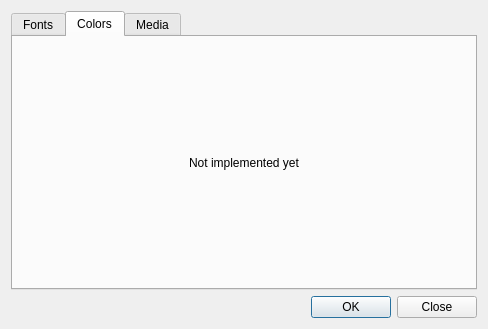
First picture: the form in src/qtadsconfdialog.ui, repository realnc/qtads, before the edit.
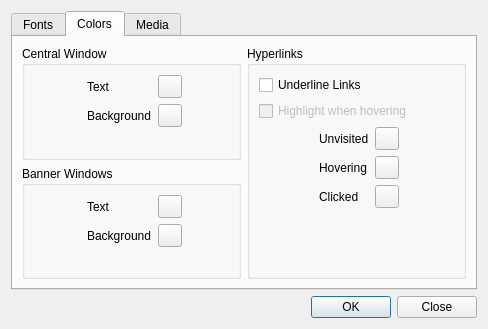
Second picture: the form after the edit. The open tabs and pages were chosen to show the change.

Commit message: Implement configurable colors

Diff of the .ui file:
```diff
--- a/src/qtadsconfdialog.ui
+++ b/src/qtadsconfdialog.ui
@@ -236,15 +236,160 @@
       <attribute name="title">
        <string>Colors</string>
       </attribute>
-      <layout class="QVBoxLayout" name="verticalLayout_2">
+      <layout class="QHBoxLayout" name="horizontalLayout_10">
        <item>
-        <widget class="QLabel" name="label_6">
-         <property name="text">
-          <string>Not implemented yet</string>
+        <layout class="QVBoxLayout" name="verticalLayout_2">
+         <item>
+          <widget class="QGroupBox" name="groupBox_2">
+           <property name="title">
+            <string>Central Window</string>
+           </property>
+           <layout class="QFormLayout" name="formLayout_2">
+            <property name="formAlignment">
+             <set>Qt::AlignHCenter|Qt::AlignTop</set>
+            </property>
+            <item row="0" column="0">
+             <widget class="QLabel" name="label_6">
+              <property name="text">
+               <string>Text</string>
+              </property>
+              <property name="buddy">
+               <cstring>mainTextColorButton</cstring>
+              </property>
+             </widget>
+            </item>
+            <item row="0" column="1">
+             <widget class="QToolButton" name="mainTextColorButton"/>
+            </item>
+            <item row="1" column="0">
+             <widget class="QLabel" name="label_9">
+              <property name="text">
+               <string>Background</string>
+              </property>
+              <property name="buddy">
+               <cstring>mainBgColorButton</cstring>
+              </property>
+             </widget>
+            </item>
+            <item row="1" column="1">
+             <widget class="QToolButton" name="mainBgColorButton"/>
+            </item>
+           </layout>
+          </widget>
+         </item>
+         <item>
+          <widget class="QGroupBox" name="groupBox_3">
+           <property name="title">
+            <string>Banner Windows</string>
+           </property>
+           <layout class="QFormLayout" name="formLayout_3">
+            <property name="formAlignment">
+             <set>Qt::AlignHCenter|Qt::AlignTop</set>
+            </property>
+            <item row="0" column="0">
+             <widget class="QLabel" name="label_10">
+              <property name="text">
+               <string>Text</string>
+              </property>
+              <property name="buddy">
+               <cstring>bannerTextColorButton</cstring>
+              </property>
+             </widget>
+            </item>
+            <item row="0" column="1">
+             <widget class="QToolButton" name="bannerTextColorButton"/>
+            </item>
+            <item row="1" column="0">
+             <widget class="QLabel" name="label_11">
+              <property name="text">
+               <string>Background</string>
+              </property>
+              <property name="buddy">
+               <cstring>bannerBgColorButton</cstring>
+              </property>
+             </widget>
+            </item>
+            <item row="1" column="1">
+             <widget class="QToolButton" name="bannerBgColorButton"/>
+            </item>
+           </layout>
+          </widget>
+         </item>
+        </layout>
+       </item>
+       <item>
+        <widget class="QGroupBox" name="groupBox_4">
+         <property name="title">
+          <string>Hyperlinks</string>
          </property>
-         <property name="alignment">
-          <set>Qt::AlignCenter</set>
-         </property>
+         <layout class="QVBoxLayout" name="verticalLayout_6">
+          <item>
+           <widget class="QCheckBox" name="underlineLinksCheckBox">
+            <property name="text">
+             <string>Underline Links</string>
+            </property>
+           </widget>
+          </item>
+          <item>
+           <widget class="QCheckBox" name="highlightLinksCheckBox">
+            <property name="enabled">
+             <bool>false</bool>
+            </property>
+            <property name="text">
+             <string>Highlight when hovering</string>
+            </property>
+           </widget>
+          </item>
+          <item>
+           <layout class="QFormLayout" name="formLayout_4">
+            <property name="formAlignment">
+             <set>Qt::AlignHCenter|Qt::AlignTop</set>
+            </property>
+            <item row="0" column="0">
+             <widget class="QLabel" name="label_12">
+              <property name="text">
+               <string>Unvisited</string>
+              </property>
+              <property name="buddy">
+               <cstring>linkUnvisitedColorButton</cstring>
+              </property>
+             </widget>
+            </item>
+            <item row="0" column="1">
+             <widget class="QToolButton" name="linkUnvisitedColorButton"/>
+            </item>
+            <item row="1" column="0">
+             <widget class="QLabel" name="label_13">
+              <property name="text">
+               <string>Hovering</string>
+              </property>
+              <property name="buddy">
+               <cstring>linkHoveringColorButton</cstring>
+              </property>
+             </widget>
+            </item>
+            <item row="1" column="1">
+             <widget class="QToolButton" name="linkHoveringColorButton"/>
+            </item>
+            <item row="2" column="0">
+             <widget class="QLabel" name="label_14">
+              <property name="text">
+               <string>Clicked</string>
+              </property>
+              <property name="buddy">
+               <cstring>linkClickedColorButton</cstring>
+              </property>
+             </widget>
+            </item>
+            <item row="2" column="1">
+             <widget class="QToolButton" name="linkClickedColorButton"/>
+            </item>
+           </layout>
+          </item>
+          <item>
+           <widget class="QWidget" name="widget_4" native="true"/>
+          </item>
+         </layout>
         </widget>
        </item>
       </layout>
```
Left out of the diff: 8 changed lines with no effect on the pictures. The commit also changes 6 other files.
